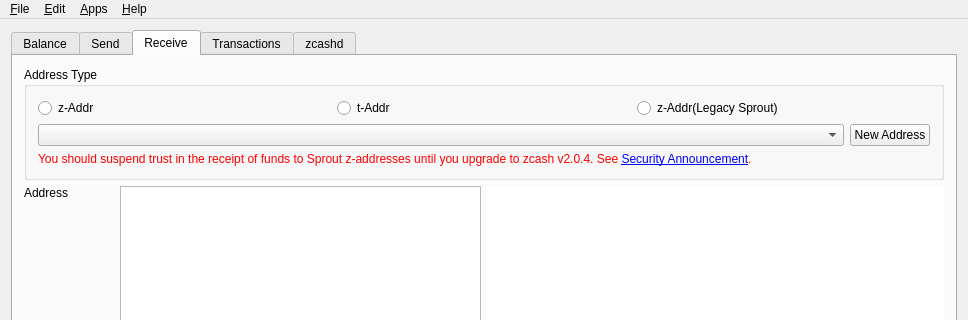
Above: src/mainwindow.ui from z-bitcoinz/BitcoinZ_Blue before the change; both pictures show x 0 to 968 and y 0 to 320 of the 968 by 616 pixel window. Below: the same form after it.
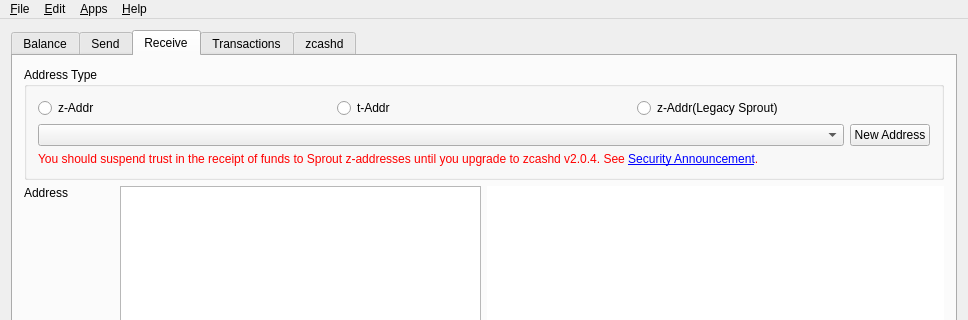
That is the form after the change. Icons and pictures are not drawn. Custom widgets are drawn as their Qt base class.

```diff
--- a/src/mainwindow.ui
+++ b/src/mainwindow.ui
@@ -736,7 +736,7 @@
                 <string notr="true">color: red;</string>
                </property>
                <property name="text">
-                <string>&lt;html&gt;&lt;head/&gt;&lt;body&gt;&lt;p&gt;You should suspend trust in the receipt of funds to Sprout z-addresses until you upgrade to zcash v2.0.4. See &lt;a href=&quot;https://z.cash/support/security/announcements/security-announcement-2019-03-19/&quot;&gt;&lt;span style=&quot; text-decoration: underline; color:#0000ff;&quot;&gt;Security Announcement&lt;/span&gt;&lt;/a&gt;.&lt;/p&gt;&lt;/body&gt;&lt;/html&gt;</string>
+                <string>&lt;html&gt;&lt;head/&gt;&lt;body&gt;&lt;p&gt;You should suspend trust in the receipt of funds to Sprout z-addresses until you upgrade to zcashd v2.0.4. See &lt;a href=&quot;https://z.cash/support/security/announcements/security-announcement-2019-03-19/&quot;&gt;&lt;span style=&quot; text-decoration: underline; color:#0000ff;&quot;&gt;Security Announcement&lt;/span&gt;&lt;/a&gt;.&lt;/p&gt;&lt;/body&gt;&lt;/html&gt;</string>
                </property>
                <property name="textFormat">
                 <enum>Qt::RichText</enum>
```
